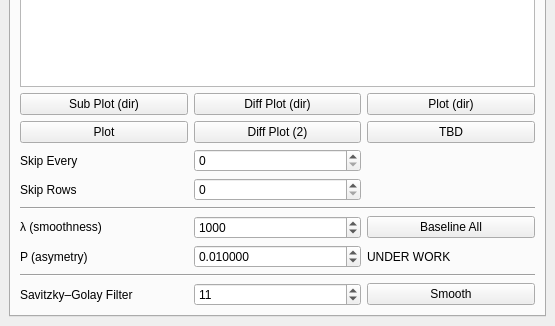
This is src/Ui_Files/DockWidgets/Ui/dw_FTIR.ui in austinmcano/GGG as Qt 5 draws it before an edit; both pictures show x 0 to 555 and y 210 to 536 of the 555 by 536 pixel window. The edited form follows.
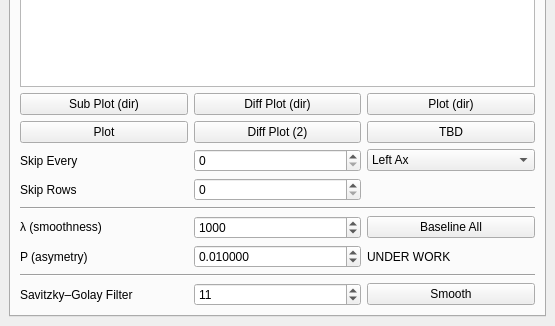
This is the edited form.

```diff
--- a/src/Ui_Files/DockWidgets/Ui/dw_FTIR.ui
+++ b/src/Ui_Files/DockWidgets/Ui/dw_FTIR.ui
@@ -195,6 +195,20 @@
         <item row="7" column="2">
          <widget class="QSpinBox" name="skiprows_sb"/>
         </item>
+        <item row="6" column="3">
+         <widget class="QComboBox" name="plotside_cb">
+          <item>
+           <property name="text">
+            <string>Left Ax</string>
+           </property>
+          </item>
+          <item>
+           <property name="text">
+            <string>Right Ax</string>
+           </property>
+          </item>
+         </widget>
+        </item>
        </layout>
       </widget>
       <widget class="QWidget" name="tab_3">
```
